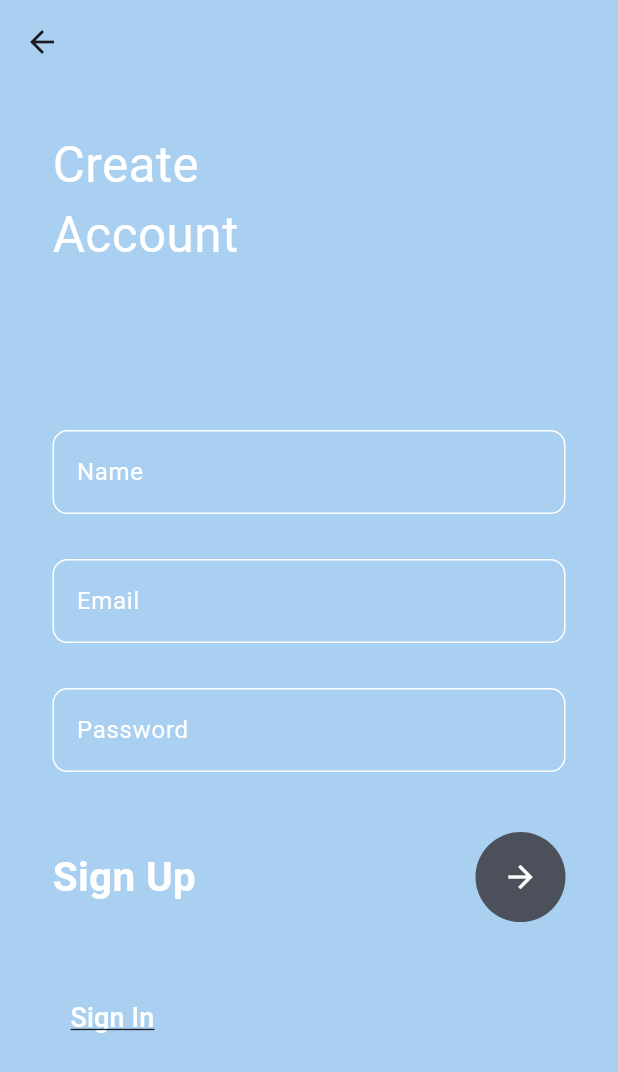
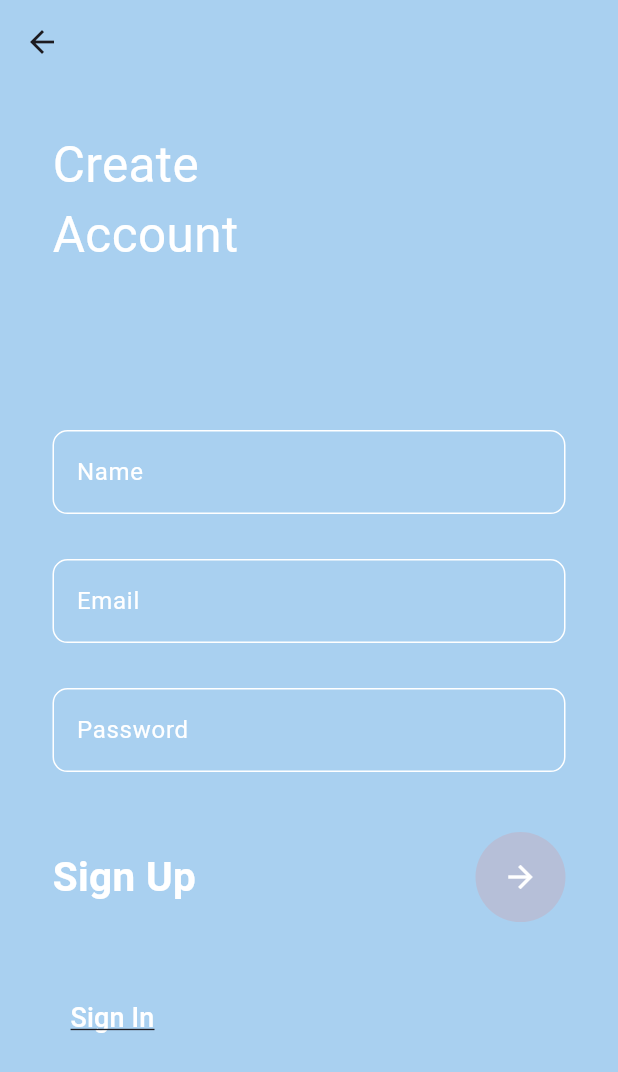
Before and after one commit to C2W-Flutter6/Apps, a Flutter app: the MyRegister screen opened by its route, on a phone screen of 412 x 824 dp. Shown: the top 1072 px of the screen. Run offline on Flutter 3.47's test engine with Material 3 defaults, Android fonts, the phone set to English and light mode, and no system bars; our stand-ins replace google_fonts.

```diff
--- a/advanced_to_do/lib/login_signup/register.dart
+++ b/advanced_to_do/lib/login_signup/register.dart
@@ -128,7 +128,8 @@ class _MyRegisterState extends State<MyRegister> {
                               ),
                               CircleAvatar(
                                 radius: 30,
-                                backgroundColor: const Color(0xff4c505b),
+                                backgroundColor:
+                                    const Color.fromARGB(255, 182, 191, 216),
                                 child: IconButton(
                                     color: Colors.white,
                                     onPressed: () {
```
